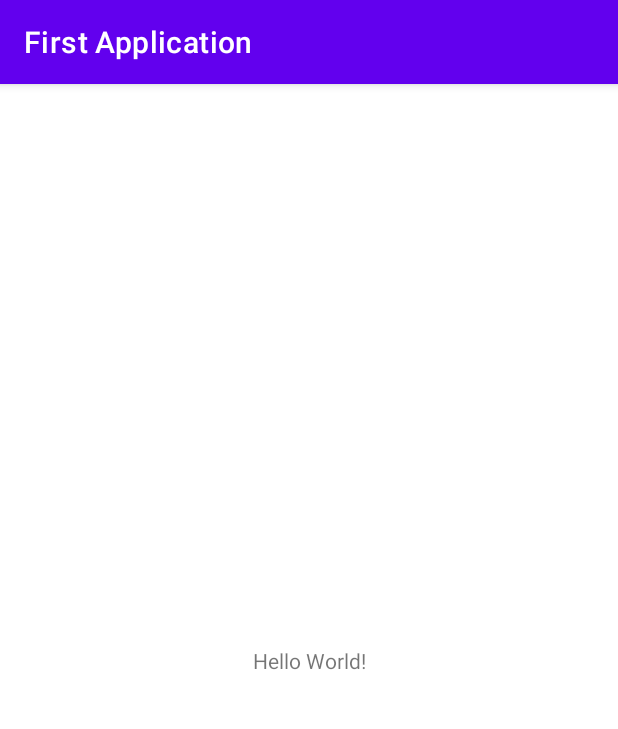
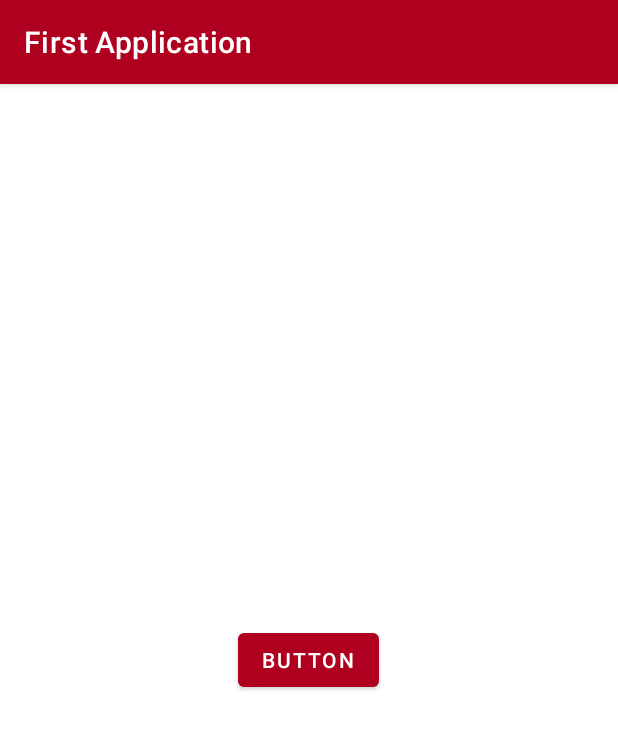
Before and after one commit to Rockstar4400/Udemy-AndroidS, an Android app: the screen it shows after launch (MainActivity), on a phone screen of 412 x 824 dp. Shown: the top 729 px of the screen. Run offline under Robolectric (Android 15) with nearby library versions, the phone set to English and light mode, and no system bars.

Commit message:
Initial commit 3

```diff
--- a/01.FirstApplication/app/src/main/AndroidManifest.xml
+++ b/01.FirstApplication/app/src/main/AndroidManifest.xml
@@ -14,6 +14,9 @@
         android:theme="@style/Theme.FirstApplication"
         tools:targetApi="31">
         <activity
+            android:name=".TestActivity"
+            android:exported="false" />
+        <activity
             android:name=".MainActivity"
             android:exported="true">
             <intent-filter>
--- a/01.FirstApplication/app/src/main/java/com/example/firstapplication/MainActivity.java
+++ b/01.FirstApplication/app/src/main/java/com/example/firstapplication/MainActivity.java
@@ -2,13 +2,30 @@ package com.example.firstapplication;
 
 import androidx.appcompat.app.AppCompatActivity;
 
+import android.graphics.Color;
 import android.os.Bundle;
+import android.view.View;
+import android.widget.Toast;
 
-public class MainActivity extends AppCompatActivity {
+public class MainActivity extends AppCompatActivity  implements View.OnClickListener{
 
     @Override
     protected void onCreate(Bundle savedInstanceState) {
         super.onCreate(savedInstanceState);
         setContentView(R.layout.activity_main);
+
+        Toast.makeText(this,"Oncreate is Called",
+                Toast.LENGTH_SHORT).show();
+
+        findViewById(R.id.button3).setOnClickListener(view -> {
+            view.setBackgroundColor(Color.BLUE);
+            findViewById(R.id.myLinearLayout).setBackgroundColor(Color.YELLOW);
+        });
     }
+
+    @Override
+    public void onClick(View view) {
+        view.setBackgroundColor(Color.BLUE);
+    }
+
 }
--- a/01.FirstApplication/app/src/main/res/layout/activity_main.xml
+++ b/01.FirstApplication/app/src/main/res/layout/activity_main.xml
@@ -1,18 +1,16 @@
 <?xml version="1.0" encoding="utf-8"?>
-<androidx.constraintlayout.widget.ConstraintLayout xmlns:android="http://schemas.android.com/apk/res/android"
-    xmlns:app="http://schemas.android.com/apk/res-auto"
+<androidx.appcompat.widget.LinearLayoutCompat xmlns:android="http://schemas.android.com/apk/res/android"
     xmlns:tools="http://schemas.android.com/tools"
+    android:id="@+id/myLinearLayout"
     android:layout_width="match_parent"
     android:layout_height="match_parent"
+    android:gravity="center"
+    android:orientation="vertical"
     tools:context=".MainActivity">
 
-    <TextView
+    <Button
+        android:id="@+id/button3"
         android:layout_width="wrap_content"
         android:layout_height="wrap_content"
-        android:text="Hello World!"
-        app:layout_constraintBottom_toBottomOf="parent"
-        app:layout_constraintEnd_toEndOf="parent"
-        app:layout_constraintStart_toStartOf="parent"
-        app:layout_constraintTop_toTopOf="parent" />
-
-</androidx.constraintlayout.widget.ConstraintLayout>
+        android:text="Button" />
+</androidx.appcompat.widget.LinearLayoutCompat>
--- a/01.FirstApplication/app/src/main/res/values/strings.xml
+++ b/01.FirstApplication/app/src/main/res/values/strings.xml
@@ -1,3 +1,4 @@
 <resources>
     <string name="app_name">First Application</string>
+    <string name="string_test">String Text</string>
 </resources>
--- a/01.FirstApplication/app/src/main/res/values/themes.xml
+++ b/01.FirstApplication/app/src/main/res/values/themes.xml
@@ -2,7 +2,7 @@
     <!-- Base application theme. -->
     <style name="Theme.FirstApplication" parent="Theme.MaterialComponents.DayNight.DarkActionBar">
         <!-- Primary brand color. -->
-        <item name="colorPrimary">@color/purple_500</item>
+        <item name="colorPrimary">@color/design_default_color_error</item>
         <item name="colorPrimaryVariant">@color/purple_700</item>
         <item name="colorOnPrimary">@color/white</item>
         <!-- Secondary brand color. -->
```
Also changed, not shown: 01.FirstApplication/app/src/main/java/com/example/firstapplication/MyClickListener.java (added, +13 -0 lines), 01.FirstApplication/app/src/main/java/com/example/firstapplication/TestActivity.java (added, +14 -0 lines), 01.FirstApplication/app/src/main/res/layout/activity_test.xml (added, +9 -0 lines).
